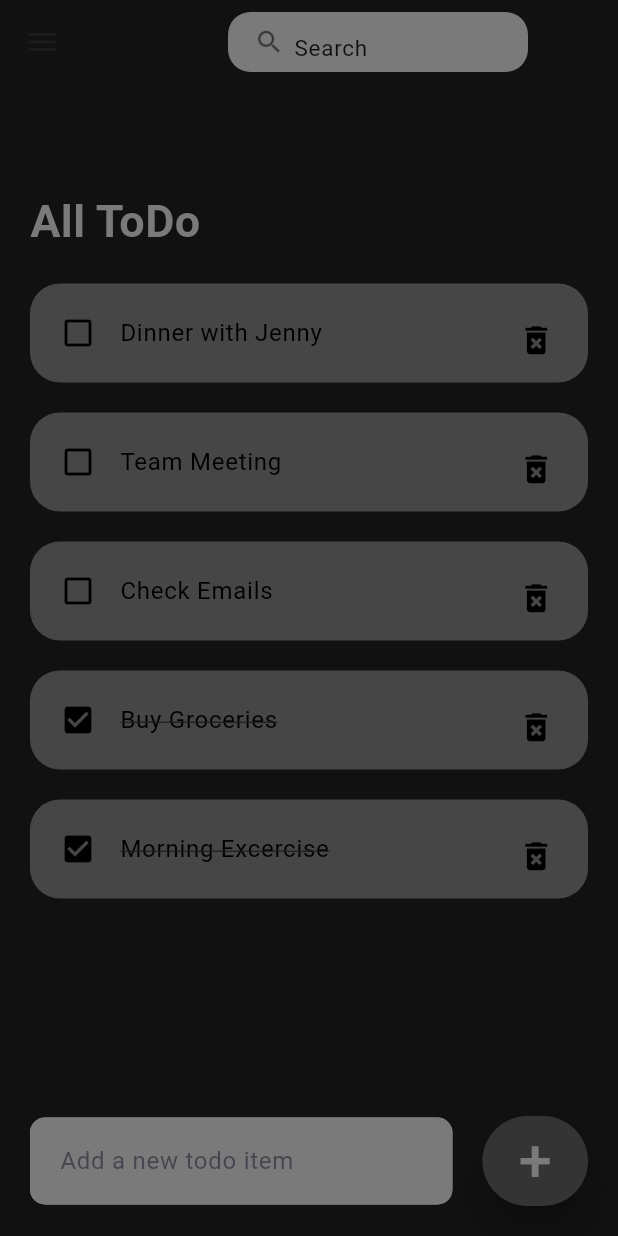
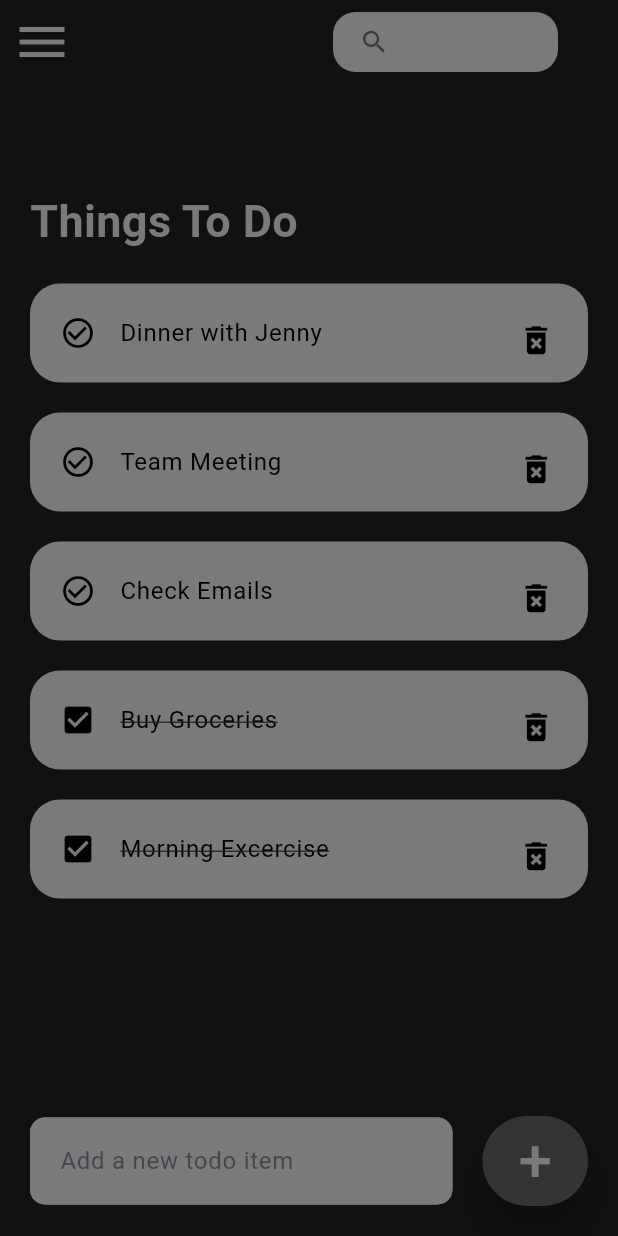
Before and after one commit to saraverdigi3/ToDoApp, a Flutter app: the screen it shows after launch, on a phone screen of 412 x 824 dp. Run offline on Flutter 3.47's test engine with Material 3 defaults, Android fonts, the phone set to English and light mode, and no system bars.

Commit message:
Descrizione delle modifiche

```diff
--- a/lib/model/todoModel.dart
+++ b/lib/model/todoModel.dart
@@ -1,14 +1,17 @@
+// Definizione della classe ToDo che rappresenta un singolo elemento della lista di attività
 class ToDo{
   String? id;
   String? todoText;
   bool isDone;
 
+  // Costruttore della classe ToDo
   ToDo({
     required this.id,
     required this.todoText,
     this.isDone = false
 });
 
+// Metodo statico per creare una lista predefinita di attività
   static List<ToDo> todoList(){
     return[
       ToDo(id: '01', todoText: 'Morning Excercise', isDone: true),
--- a/lib/pages/home.dart
+++ b/lib/pages/home.dart
@@ -1,34 +1,36 @@
 import 'package:flutter/cupertino.dart';
 import 'package:to_do_app/model/todoModel.dart';
 import 'package:flutter/material.dart';
-import 'package:to_do_app/constants/colors.dart';
 import 'package:to_do_app/widgets/todo_item.dart';
 
+// Definizione del widget Home come StatefulWidget
 class Home extends StatefulWidget {
   Home({super.key});
 
   @override
-  State<Home> createState() => _HomeState();
+  State<Home> createState() => _HomeState();// Creazione dello stato del widget Home
 }
 
+// Definizione della classe _HomeState che gestisce lo stato del widget Home
 class _HomeState extends State<Home> {
-  final todosList = ToDo.todoList();
-  final _todoController = TextEditingController();
-  List<ToDo> _foundToDo = [];
+  final todosList = ToDo.todoList();// Lista iniziale dei ToDo
+  final _todoController = TextEditingController();// Controller per il campo di testo
+  List<ToDo> _foundToDo = [];// Lista dei ToDo trovati (per la ricerca)
+
 
   @override
   void initState() {
-    // TODO: implement initState
-    _foundToDo = todosList;
-    super.initState();
+    // Metodo chiamato all'inizializzazione del widget
+    _foundToDo = todosList;// Inizializzazione della lista dei ToDo trovati con tutti i ToDo
+    super.initState();// Chiamata al metodo initState della superclasse
   }
 
   @override
-  Widget build(BuildContext context) {
+  Widget build(BuildContext context) { // Metodo build per costruire l'interfaccia utente
     return Scaffold(
       backgroundColor: Color(0xFF111111),
       appBar: _buildAppBar(),
-      drawer: _buildDrawer(), // Aggiungi il Drawer qui
+      drawer: _buildDrawer(),
       body: Stack(
         children: [
           Container(
@@ -42,18 +44,18 @@ class _HomeState extends State<Home> {
                       Container(
                         margin: EdgeInsets.only(top: 50, bottom: 20),
                         child: Text(
-                          'All ToDo',
+                          'Things To Do',
                           style: TextStyle(
                               fontWeight: FontWeight.bold,
                               fontSize: 30,
                               color: Color(0xFF7a7a7a)),
                         ),
                       ),
-                      for (ToDo todoo in _foundToDo.reversed)
+                      for (ToDo todoo in _foundToDo.reversed)// Ciclo per ogni ToDo trovato (in ordine inverso)
                         TodoItem(
-                          todo: todoo,
-                          onToDoChanged: _handleToDoChange,
-                          onDeleteItem: _deleteToDoItem,
+                          todo: todoo,// Passaggio del ToDo al widget TodoItem
+                          onToDoChanged: _handleToDoChange,// Callback per il cambiamento dello stato del ToDo
+                          onDeleteItem: _deleteToDoItem,// Callback per l'eliminazione del ToDo
                         ),
                     ],
                   ),
@@ -116,43 +118,48 @@ class _HomeState extends State<Home> {
     );
   }
 
+  // Gestione del cambiamento dello stato del ToDo
+  //si utilizza setState() per notificare il cambio di stato dell'oggetto
   void _handleToDoChange(ToDo todo) {
     setState(() {
-      todo.isDone = !todo.isDone;
+      todo.isDone = !todo.isDone; //se isDone e' true diventa false
     });
   }
 
+  // Eliminazione di un ToDo in base all'id
   void _deleteToDoItem(String id) {
     setState(() {
       todosList.removeWhere((item) => item.id == id);
     });
   }
 
+  // Aggiunta di un nuovo ToDo
   void _addToDoItem(String toDo) {
     setState(() {
       todosList.add(ToDo(
-          id: DateTime
+          id: DateTime  // Generazione di un id unico grazie al timestamp (in microsecondi) che garantisce l'unicita' dell'id
               .now()
               .microsecondsSinceEpoch
               .toString(),
           todoText: toDo));
     });
-    _todoController.clear();
+    _todoController.clear();//resetta il contenuto del controller
   }
 
+  // Filtraggio dei ToDo in base a una parola chiave
   void _runFilter(String enteredKeyword) {
-    List<ToDo> results = [];
-    if (enteredKeyword.isEmpty) {
+    List<ToDo> results = []; //inizializzo nuova lista vuota di tipo ToDo
+    if (enteredKeyword.isEmpty) { //se la parola chiave è vuota viene impostata uguale a todosList e non si usano filtri
       results = todosList;
-    } else {
+    } else { //altrimenti viene filtrata la lista e La condizione verifica se todoText dell'elemento ToDo contiene la parola chiave
       results = todosList
           .where((item) =>
           item.todoText!
               .toLowerCase()
               .contains(enteredKeyword.toLowerCase()))
-          .toList();
+          .toList();//converto i risultati in una lista e li assegno a results
     }
-    setState(() {
+    setState(() {//imposto _foundToDo con i risultati del filtro (results), e aggiorno la lista filtrata visualizzata nella UI.
       _foundToDo = results;
     });
   }
@@ -161,11 +168,14 @@ class _HomeState extends State<Home> {
     return AppBar(
       backgroundColor: Color(0xFF111111),
       elevation: 0,
+    iconTheme: IconThemeData(
+    size: 40, // Imposta la dimensione dell'icona
+    color: Color(0xFF7a7a7a)), // Imposta il colore desiderato
       title: Row(
         children: [
-          SizedBox(width: 80), // Spazio tra l'icona del menu e la search bar
+          SizedBox(width: 150, ), // Spazio tra l'icona del menu e la search bar
           SizedBox(
-            width: 200,
+            width: 150,
             height: 40,
 
             child: Container(
@@ -180,14 +190,13 @@ class _HomeState extends State<Home> {
                   contentPadding: EdgeInsets.all(0),
                   prefixIcon: Icon(
                     Icons.search,
-                    color: tdBlack,
+                    color: Color(0xFF3A3A3A),
                     size: 20,
                   ),
                   prefixIconConstraints: BoxConstraints(
                       maxHeight: 20, minWidth: 25),
                   border: InputBorder.none,
-                  hintText: 'Search',
-                  hintStyle: TextStyle(color: Colors.black87, fontSize: 15),
+
                 ),
               ),
             ),
--- a/lib/widgets/todo_item.dart
+++ b/lib/widgets/todo_item.dart
@@ -1,12 +1,15 @@
-import '../constants/colors.dart';
+
 import 'package:flutter/material.dart';
-import 'package:to_do_app/constants/colors.dart';
 import '../model/todoModel.dart';
 
+
+// Definizione del widget TodoItem come StatelessWidget
 class TodoItem extends StatelessWidget {
-  final ToDo todo;
-  final onToDoChanged;
-  final onDeleteItem;
+  final ToDo todo;// Oggetto ToDo passato al widget
+  final onToDoChanged;// Callback per il cambiamento dello stato del ToDo
+  final onDeleteItem;// Callback per l'eliminazione del ToDo
+
+  // Costruttore con parametri obbligatori per il ToDo, la callback di eliminazione e la callback di cambiamento
   const TodoItem({super.key, required this.todo, required this.onDeleteItem, required this.onToDoChanged});
 
   @override
@@ -14,18 +17,18 @@ class TodoItem extends StatelessWidget {
     return Container(
       margin: EdgeInsets.only(bottom: 20),
       child: ListTile(
-        onTap: () {
+        onTap: () {  // Azione da eseguire al click sull'elemento ToDo
           //print('Clicked on ToDo item');
-          onToDoChanged(todo);
+          onToDoChanged(todo);// Chiamata alla callback per il cambiamento dello stato del ToDo
         },
 
         shape: RoundedRectangleBorder(
           borderRadius: BorderRadius.circular(20),
         ),
         contentPadding: EdgeInsets.symmetric(horizontal: 20, vertical: 5),
-        tileColor: Color(0xFF464646),
+        tileColor: Color(0xFF7a7a7a),
         leading: Icon(
-          todo.isDone ? Icons.check_box : Icons.check_box_outline_blank,
+          todo.isDone ? Icons.check_box : Icons.check_circle_outline,
           color: Color(0xFF000000),
         ),
         title: Text(
@@ -41,12 +44,12 @@ class TodoItem extends StatelessWidget {
           height: 35,
           width: 35,
           decoration: BoxDecoration(
-            color: Color(0xFF464646),
+            color: Color(0xFF7a7a7a),
             borderRadius: BorderRadius.circular(5)
           ),
           child: IconButton(
             onPressed: (){
-              onDeleteItem(todo.id);
+              onDeleteItem(todo.id); // Chiamata alla callback per l'eliminazione del ToDo
             },
             color: Color(0xFF000000),
             iconSize: 25,
```
Also changed, not shown: lib/constants/colors.dart (deleted, +0 -7 lines), 24 other files.
